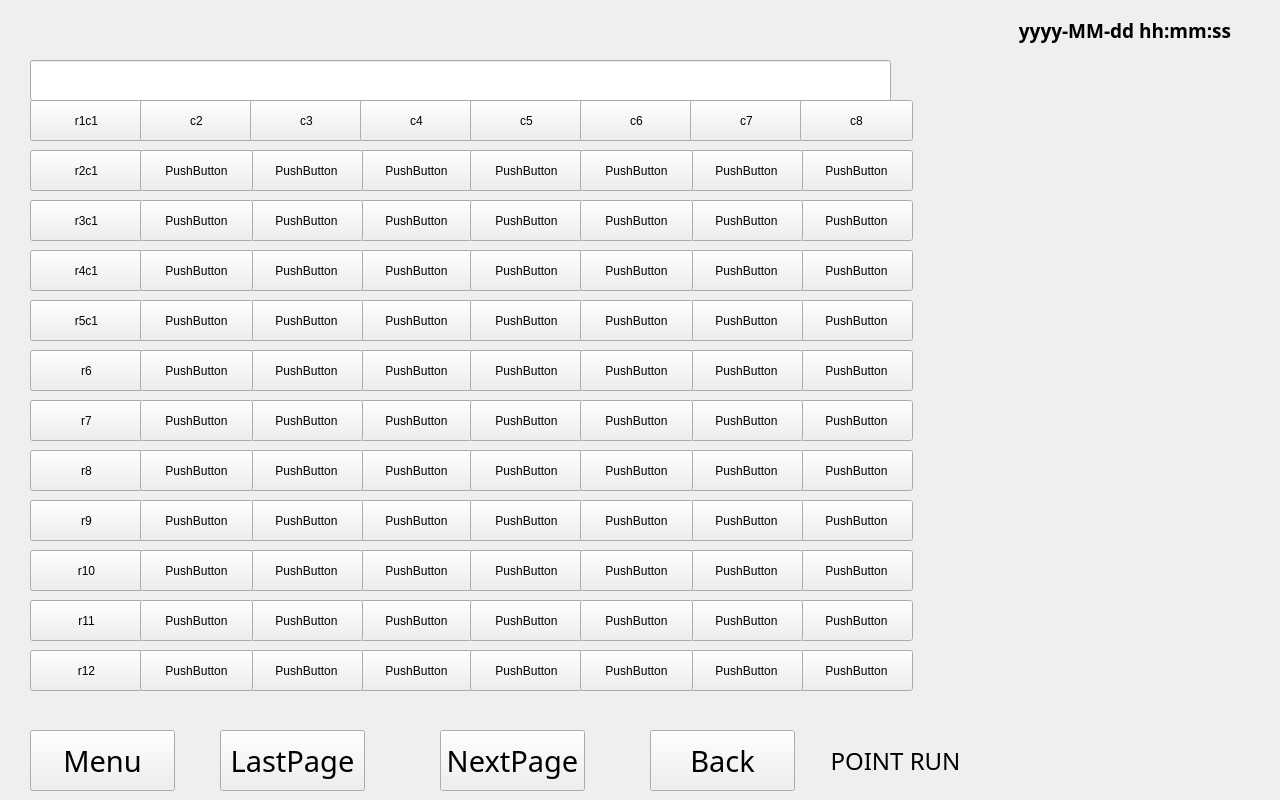
Old version of the form internal_param_set.ui in the repository qingdouke/TemakViews.
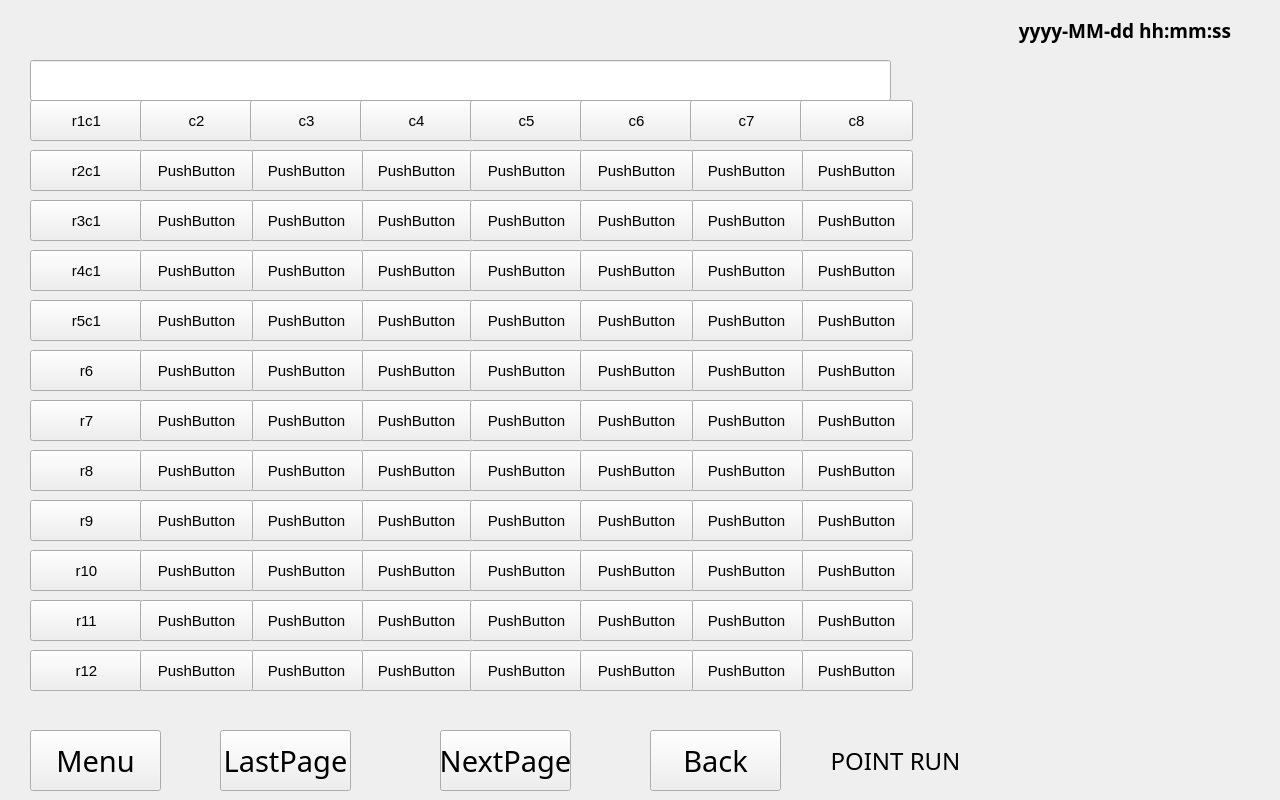
New version of the form.

```diff
--- a/internal_param_set.ui
+++ b/internal_param_set.ui
@@ -27,7 +27,7 @@
      <rect>
       <x>30</x>
       <y>10</y>
-      <width>145</width>
+      <width>131</width>
       <height>61</height>
      </rect>
     </property>
@@ -46,7 +46,7 @@
      <rect>
       <x>650</x>
       <y>10</y>
-      <width>145</width>
+      <width>131</width>
       <height>61</height>
      </rect>
     </property>
@@ -65,7 +65,7 @@
      <rect>
       <x>220</x>
       <y>10</y>
-      <width>145</width>
+      <width>131</width>
       <height>61</height>
      </rect>
     </property>
@@ -98,7 +98,7 @@
      <rect>
       <x>440</x>
       <y>10</y>
-      <width>145</width>
+      <width>131</width>
       <height>61</height>
      </rect>
     </property>
@@ -310,6 +310,7 @@
    </property>
    <property name="font">
     <font>
+     <pointsize>11</pointsize>
      <strikeout>false</strikeout>
      <kerning>true</kerning>
     </font>
```
